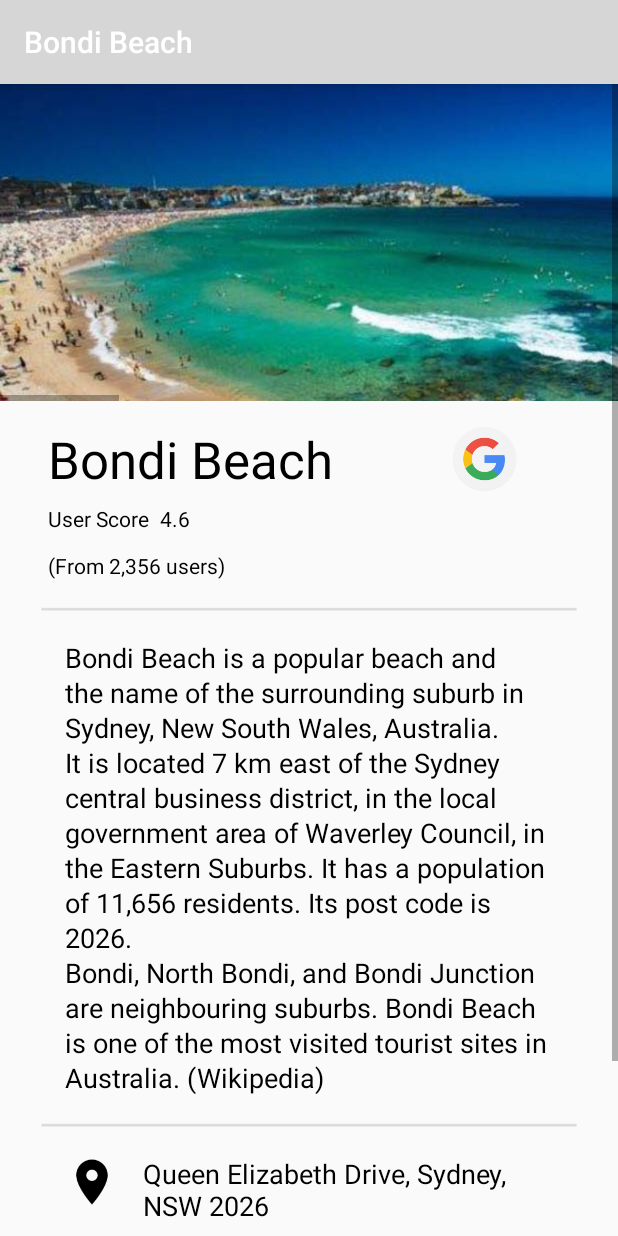
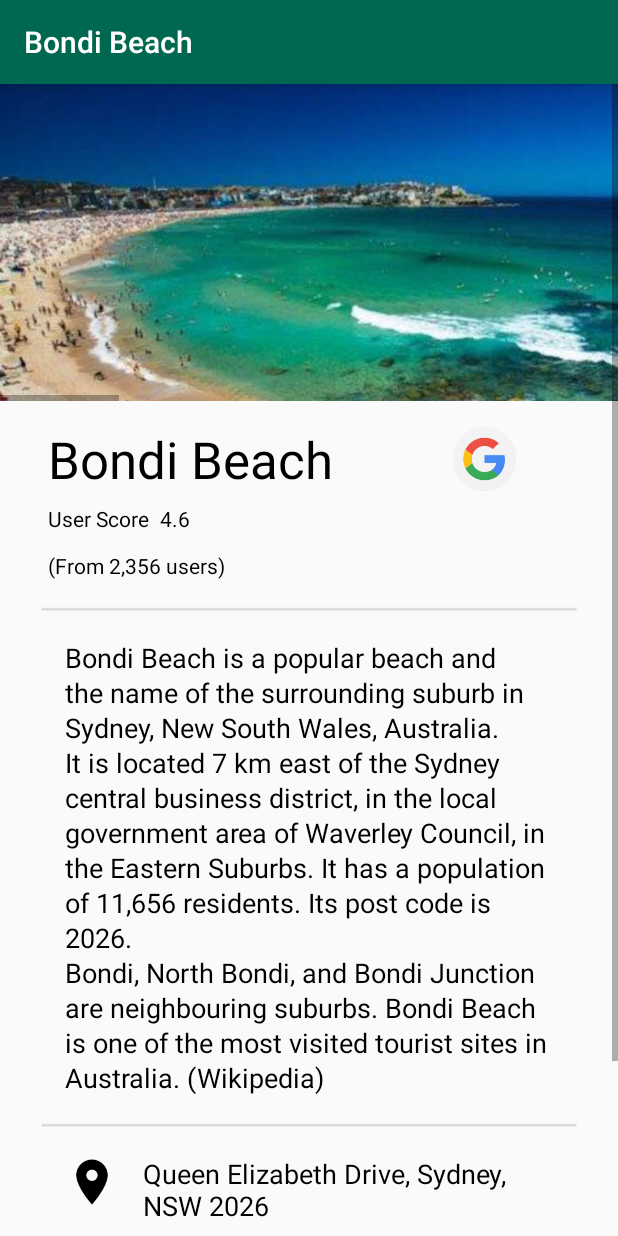
Before and after one commit to IrisLi0912/GamifiedLearning, an Android app: the screen it shows after launch (DetailActivity), after a tap on "Bondi Beach", on a phone screen of 412 x 824 dp. Run offline under Robolectric (Android 15) with nearby library versions, the phone set to English and light mode, and no system bars.

Commit message:
fixed colors file. Waiting for oscar.

```diff
--- a/app/src/main/res/values/colors.xml
+++ b/app/src/main/res/values/colors.xml
@@ -6,5 +6,7 @@
     <color name="teal_200">#FF03DAC5</color>
     <color name="teal_700">#FF018786</color>
     <color name="black">#FF000000</color>
-    <color name="white">#FFFFFFFF</color>
+    <color name="white">#FFFFFFFF</color>    <color name="colorPrimary">#006851</color>
+    <color name="colorPrimaryDark">#004A39</color>
+    <color name="colorAccent">#03DAC5</color>
 </resources>
```
